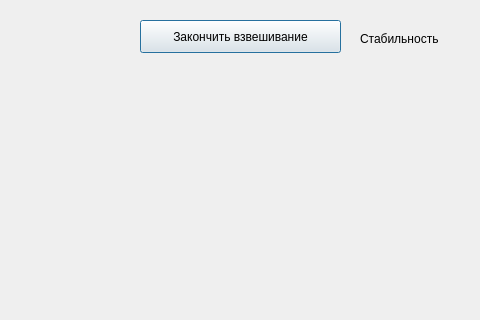
First picture: the form in weighingstatic.ui, repository Qidro/PromVS, before the edit; both pictures show x 130 to 610 and y 0 to 320 of the 989 by 578 pixel window.
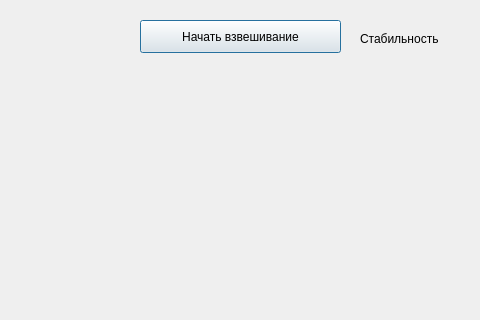
Second picture: the form after the edit.

The edit to the form file:
```diff
--- a/weighingstatic.ui
+++ b/weighingstatic.ui
@@ -23,7 +23,7 @@
     </rect>
    </property>
    <property name="text">
-    <string>Закончить взвешивание</string>
+    <string>Начать взвешивание</string>
    </property>
   </widget>
   <widget class="QLabel" name="label">
```
